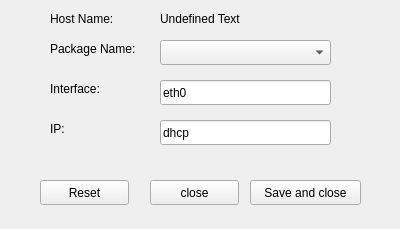
cocobird231/RV1-gui, file ws/src/ros_qt_sen/src/install_shell/install_option/install_option.ui: the form before one commit.
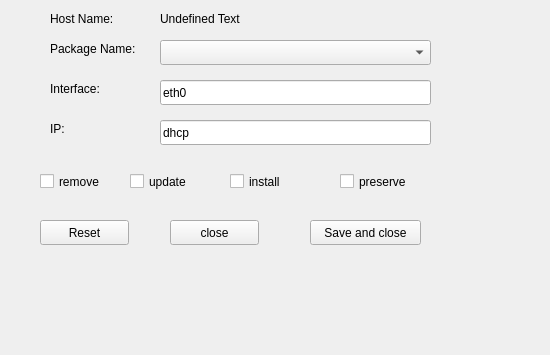
The form after the commit.

Commit message: 加入install shell 的remove update install preserve 的選項

Patch:
```diff
--- a/ws/src/ros_qt_sen/src/install_shell/install_option/install_option.ui
+++ b/ws/src/ros_qt_sen/src/install_shell/install_option/install_option.ui
@@ -6,8 +6,8 @@
    <rect>
     <x>0</x>
     <y>0</y>
-    <width>400</width>
-    <height>229</height>
+    <width>550</width>
+    <height>355</height>
    </rect>
   </property>
   <property name="windowTitle">
@@ -57,7 +57,7 @@
     <rect>
      <x>160</x>
      <y>40</y>
-     <width>171</width>
+     <width>271</width>
      <height>25</height>
     </rect>
    </property>
@@ -67,7 +67,7 @@
     <rect>
      <x>160</x>
      <y>80</y>
-     <width>171</width>
+     <width>271</width>
      <height>25</height>
     </rect>
    </property>
@@ -80,7 +80,7 @@
     <rect>
      <x>160</x>
      <y>120</y>
-     <width>171</width>
+     <width>271</width>
      <height>25</height>
     </rect>
    </property>
@@ -91,8 +91,8 @@
   <widget class="QPushButton" name="pushButton">
    <property name="geometry">
     <rect>
-     <x>150</x>
-     <y>180</y>
+     <x>170</x>
+     <y>220</y>
      <width>89</width>
      <height>25</height>
     </rect>
@@ -130,8 +130,8 @@
   <widget class="QPushButton" name="pushButton_2">
    <property name="geometry">
     <rect>
-     <x>250</x>
-     <y>180</y>
+     <x>310</x>
+     <y>220</y>
      <width>111</width>
      <height>25</height>
     </rect>
@@ -144,7 +144,7 @@
    <property name="geometry">
     <rect>
      <x>40</x>
-     <y>180</y>
+     <y>220</y>
      <width>89</width>
      <height>25</height>
     </rect>
@@ -153,6 +153,58 @@
     <string>Reset</string>
    </property>
   </widget>
+  <widget class="QCheckBox" name="checkBox">
+   <property name="geometry">
+    <rect>
+     <x>230</x>
+     <y>170</y>
+     <width>92</width>
+     <height>23</height>
+    </rect>
+   </property>
+   <property name="text">
+    <string>install</string>
+   </property>
+  </widget>
+  <widget class="QCheckBox" name="checkBox_2">
+   <property name="geometry">
+    <rect>
+     <x>130</x>
+     <y>170</y>
+     <width>92</width>
+     <height>23</height>
+    </rect>
+   </property>
+   <property name="text">
+    <string>update</string>
+   </property>
+  </widget>
+  <widget class="QCheckBox" name="checkBox_3">
+   <property name="geometry">
+    <rect>
+     <x>40</x>
+     <y>170</y>
+     <width>92</width>
+     <height>23</height>
+    </rect>
+   </property>
+   <property name="text">
+    <string>remove</string>
+   </property>
+  </widget>
+  <widget class="QCheckBox" name="checkBox_4">
+   <property name="geometry">
+    <rect>
+     <x>340</x>
+     <y>170</y>
+     <width>92</width>
+     <height>23</height>
+    </rect>
+   </property>
+   <property name="text">
+    <string>preserve</string>
+   </property>
+  </widget>
  </widget>
  <resources/>
  <connections/>
```
The commit also changes 9 other files.
